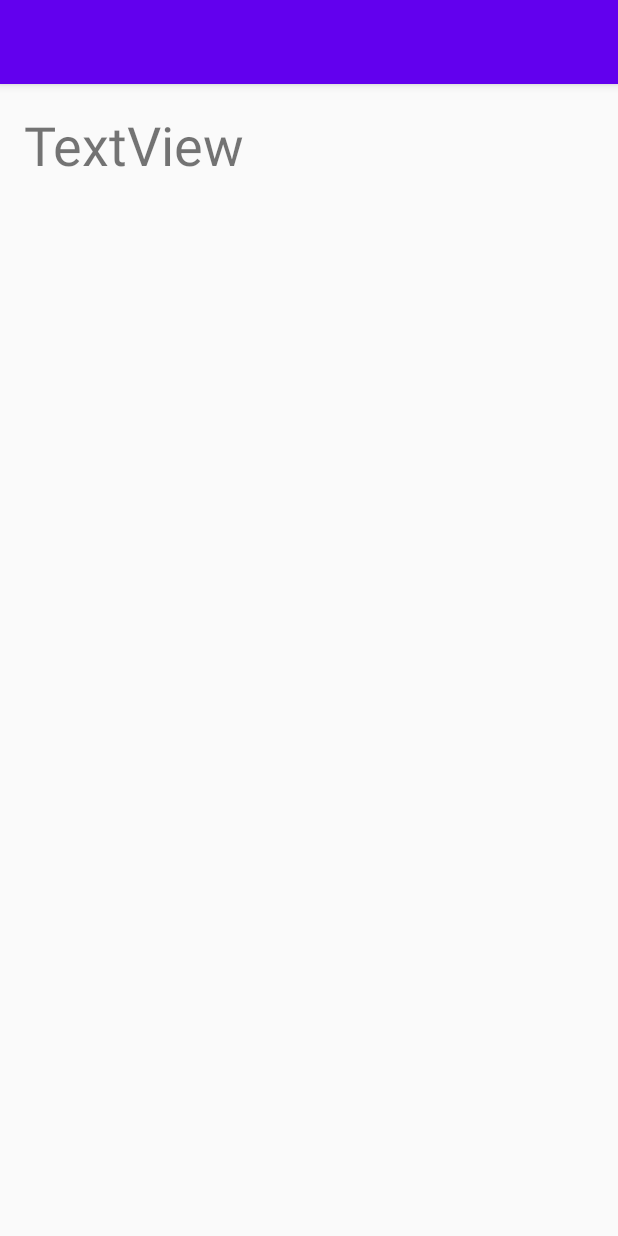
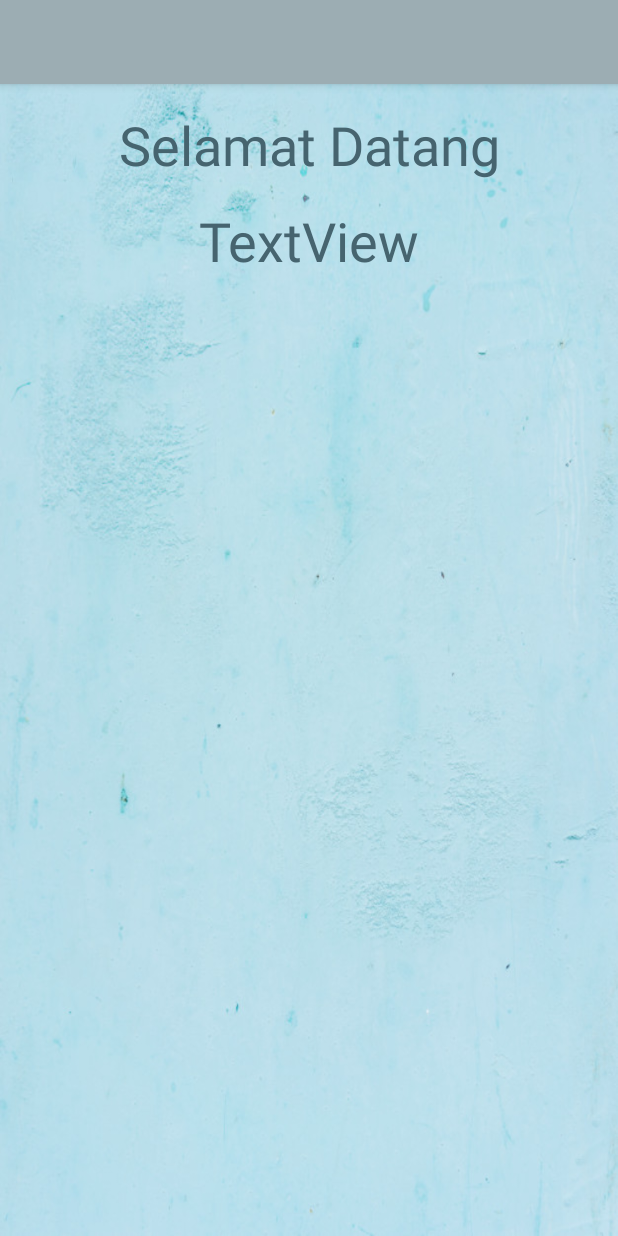
Before and after one commit to SalsabillaMA/IntentApp, an Android app: the TargetActivity screen opened directly, with no data from a screen before it, on a phone screen of 412 x 824 dp. Run offline under Robolectric (Android 15) with nearby library versions, the phone set to English and light mode, and no system bars.

Commit message:
first commit

```diff
--- a/app/src/main/res/layout/activity_target.xml
+++ b/app/src/main/res/layout/activity_target.xml
@@ -3,14 +3,27 @@
     xmlns:tools="http://schemas.android.com/tools"
     android:layout_width="match_parent"
     android:layout_height="match_parent"
+    android:background="@drawable/bg"
     tools:context=".TargetActivity">
+
+
+    <TextView
+        android:layout_width="match_parent"
+        android:layout_height="wrap_content"
+        android:layout_margin="16dp"
+        android:text="Selamat Datang"
+        android:textAlignment="center"
+        android:textColor="#46646f"
+        android:textSize="36sp" />
 
     <TextView
         android:id="@+id/textView"
-        android:layout_width="wrap_content"
+        android:layout_width="match_parent"
         android:layout_height="wrap_content"
-        android:layout_margin="16dp"
+        android:layout_margin="80dp"
         android:text="TextView"
+        android:textAlignment="center"
+        android:textColor="#46646f"
         android:textSize="36sp" />
 
 </RelativeLayout>
--- a/app/src/main/res/values/colors.xml
+++ b/app/src/main/res/values/colors.xml
@@ -1,6 +1,6 @@
 <?xml version="1.0" encoding="utf-8"?>
 <resources>
-    <color name="colorPrimary">#6200EE</color>
-    <color name="colorPrimaryDark">#3700B3</color>
-    <color name="colorAccent">#03DAC5</color>
+    <color name="colorPrimary">#9CADB3</color>
+    <color name="colorPrimaryDark">#BBD5D8</color>
+    <color name="colorAccent">#CFDADA</color>
 </resources>
```
Also changed, not shown: app/src/main/res/layout/activity_main.xml (+13 -1 lines), app/src/main/res/drawable/ava.png (added), app/src/main/res/drawable/bg.jpg (added), app/src/main/res/drawable/icon.png (added).
